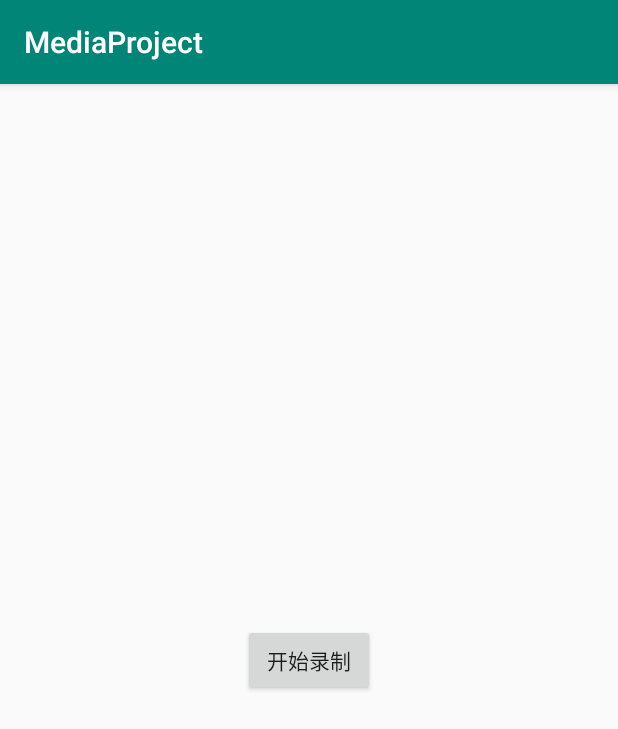
After one commit to runhwguo/LearnAndroidMedia, an Android app: the AudioActivity screen opened directly, with no data from a screen before it, on a phone screen of 412 x 824 dp. The commit adds this screen. Shown: the top 729 px of the screen. Run offline under Robolectric (Android 15) with nearby library versions, the phone set to English and light mode, and no system bars.

Commit message:
完成audio record采集pcm保存在为文件

```diff
--- a/app/src/main/java/com/example/runhwguo/mediaproject/CustomImageView.kt
+++ b/app/src/main/java/com/example/runhwguo/mediaproject/drawimage/CustomImageView.kt
@@ -1,4 +1,4 @@
-package com.example.runhwguo.mediaproject
+package com.example.runhwguo.mediaproject.drawimage
 
 import android.content.Context
 import android.graphics.*
--- a/app/src/main/java/com/example/runhwguo/mediaproject/CustomVIewPicActivity.kt
+++ b/app/src/main/java/com/example/runhwguo/mediaproject/drawimage/CustomVIewPicActivity.kt
@@ -1,7 +1,8 @@
-package com.example.runhwguo.mediaproject
+package com.example.runhwguo.mediaproject.drawimage
 
 import android.support.v7.app.AppCompatActivity
 import android.os.Bundle
+import com.example.runhwguo.mediaproject.R
 
 class CustomVIewPicActivity : AppCompatActivity() {
 
--- a/app/src/main/java/com/example/runhwguo/mediaproject/ImageViewPicActivity.kt
+++ b/app/src/main/java/com/example/runhwguo/mediaproject/drawimage/ImageViewPicActivity.kt
@@ -1,9 +1,10 @@
-package com.example.runhwguo.mediaproject
+package com.example.runhwguo.mediaproject.drawimage
 
 import android.graphics.BitmapFactory
 import android.os.Bundle
 import android.os.Environment
 import android.support.v7.app.AppCompatActivity
+import com.example.runhwguo.mediaproject.R
 import kotlinx.android.synthetic.main.activity_image_view_pic.*
 import java.io.File
 
--- a/app/src/main/java/com/example/runhwguo/mediaproject/SurfaceViewPicActivity.kt
+++ b/app/src/main/java/com/example/runhwguo/mediaproject/drawimage/SurfaceViewPicActivity.kt
@@ -1,4 +1,4 @@
-package com.example.runhwguo.mediaproject
+package com.example.runhwguo.mediaproject.drawimage
 
 import android.graphics.Bitmap
 import android.graphics.BitmapFactory
@@ -9,6 +9,7 @@ import android.os.Environment
 import android.support.v7.app.AppCompatActivity
 import android.util.Log
 import android.view.SurfaceHolder
+import com.example.runhwguo.mediaproject.R
 import kotlinx.android.synthetic.main.activity_surface_view_pic.*
 import java.io.File
 
--- /dev/null
+++ b/app/src/main/res/layout/activity_audio.xml
@@ -0,0 +1,19 @@
+<?xml version="1.0" encoding="utf-8"?>
+<android.support.constraint.ConstraintLayout
+        xmlns:android="http://schemas.android.com/apk/res/android"
+        xmlns:tools="http://schemas.android.com/tools"
+        xmlns:app="http://schemas.android.com/apk/res-auto"
+        android:layout_width="match_parent"
+        android:layout_height="match_parent"
+        tools:context=".captureaudio.AudioActivity">
+
+    <Button
+            android:layout_width="wrap_content"
+            android:layout_height="wrap_content"
+            android:id="@+id/btnAudioRecord" android:layout_marginStart="8dp"
+            app:layout_constraintStart_toStartOf="parent"
+            android:layout_marginLeft="8dp" app:layout_constraintEnd_toEndOf="parent" android:layout_marginEnd="8dp"
+            android:layout_marginRight="8dp" android:layout_marginTop="8dp" app:layout_constraintTop_toTopOf="parent"
+            android:layout_marginBottom="8dp" app:layout_constraintBottom_toBottomOf="parent"
+            android:onClick="onAudioRecordClick" android:text="开始录制"/>
+</android.support.constraint.ConstraintLayout>
--- a/app/src/main/res/layout/activity_custom_view_pic.xml
+++ b/app/src/main/res/layout/activity_custom_view_pic.xml
@@ -5,9 +5,9 @@
         xmlns:app="http://schemas.android.com/apk/res-auto"
         android:layout_width="match_parent"
         android:layout_height="match_parent"
-        tools:context=".CustomVIewPicActivity">
+        tools:context=".drawimage.CustomVIewPicActivity">
 
-    <com.example.runhwguo.mediaproject.CustomImageView
+    <com.example.runhwguo.mediaproject.drawimage.CustomImageView
             android:layout_width="wrap_content"
             android:layout_height="wrap_content" app:srcCompat="@android:color/holo_blue_bright"
             android:id="@+id/imageView2" app:layout_constraintEnd_toEndOf="parent"
--- a/app/src/main/res/layout/activity_image_view_pic.xml
+++ b/app/src/main/res/layout/activity_image_view_pic.xml
@@ -5,7 +5,7 @@
         xmlns:app="http://schemas.android.com/apk/res-auto"
         android:layout_width="match_parent"
         android:layout_height="match_parent"
-        tools:context=".ImageViewPicActivity">
+        tools:context=".drawimage.ImageViewPicActivity">
 
     <ImageView
             android:layout_width="wrap_content"
--- a/app/src/main/res/layout/activity_surface_view_pic.xml
+++ b/app/src/main/res/layout/activity_surface_view_pic.xml
@@ -5,7 +5,7 @@
         xmlns:app="http://schemas.android.com/apk/res-auto"
         android:layout_width="match_parent"
         android:layout_height="match_parent"
-        tools:context=".SurfaceViewPicActivity">
+        tools:context=".drawimage.SurfaceViewPicActivity">
     <SurfaceView
             android:layout_width="0dp"
             android:layout_height="220dp"
```
Also changed, not shown: app/src/main/AndroidManifest.xml (+7 -3 lines), app/src/main/java/com/example/runhwguo/mediaproject/MainActivity.kt (+8 -0 lines), app/src/main/java/com/example/runhwguo/mediaproject/captureaudio/AudioActivity.kt (added, +103 -0 lines), app/src/main/java/com/example/runhwguo/mediaproject/captureaudio/Config.kt (added, +20 -0 lines), app/src/main/res/layout/activity_main.xml (+8 -0 lines).
